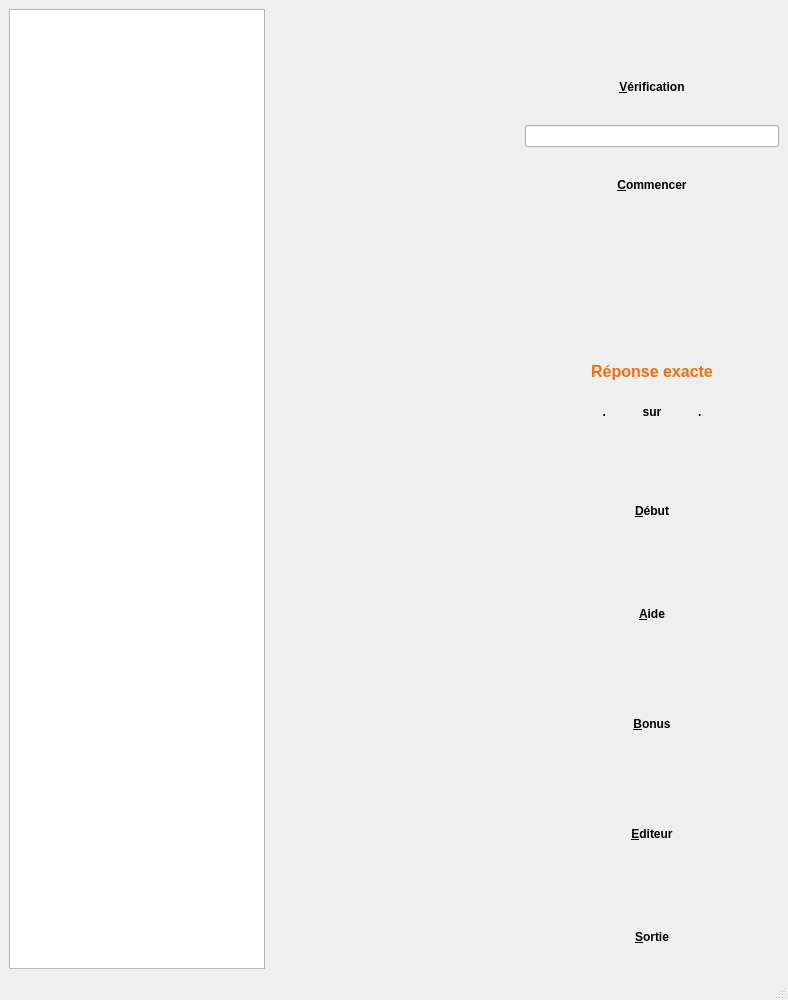
Above: src/exercice.ui from Txikilinux/leterrier-calculment before the change. Below: the same form after it.
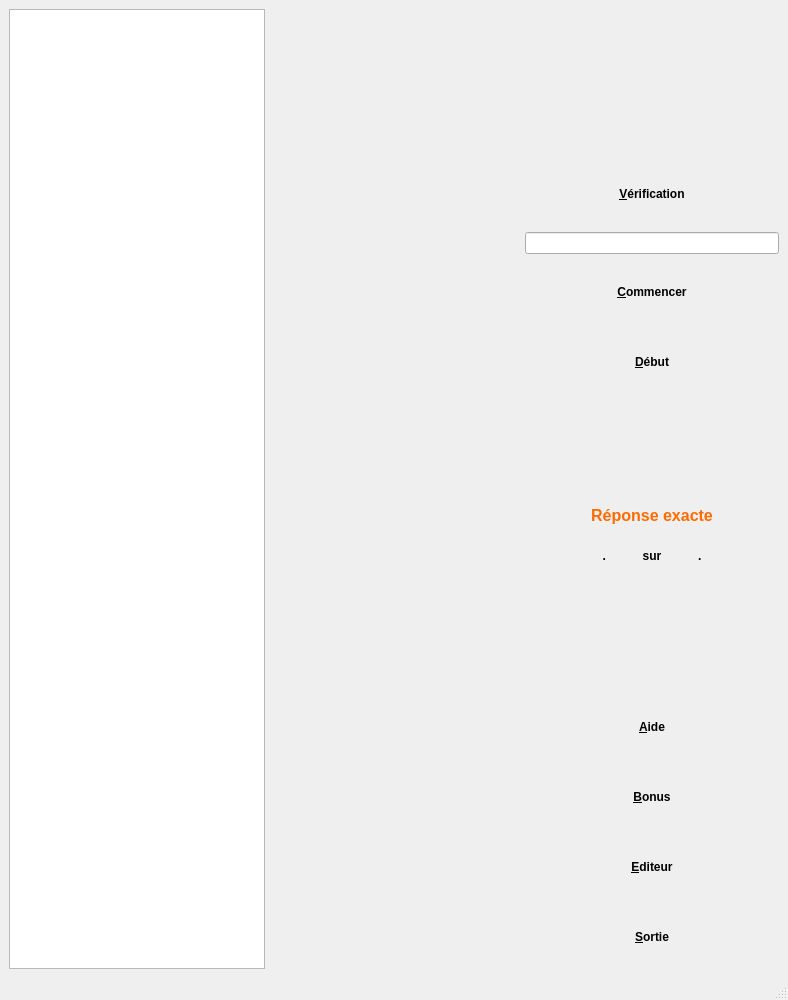
That is the form after the change. Custom widgets are drawn as their Qt base class.

Commit message: Problèmes de taille et de calage des boutons

The edit to the form file:
```diff
--- a/src/exercice.ui
+++ b/src/exercice.ui
@@ -85,7 +85,7 @@
           <property name="minimumSize">
            <size>
             <width>0</width>
-            <height>64</height>
+            <height>30</height>
            </size>
           </property>
           <property name="maximumSize">
@@ -148,7 +148,7 @@
         <property name="minimumSize">
          <size>
           <width>0</width>
-          <height>64</height>
+          <height>30</height>
          </size>
         </property>
         <property name="maximumSize">
@@ -205,17 +205,62 @@
        </widget>
       </item>
       <item>
-       <spacer name="verticalSpacer_2">
-        <property name="orientation">
-         <enum>Qt::Vertical</enum>
+       <widget class="AbulEduFlatBoutonV1" name="btnRejouer">
+        <property name="minimumSize">
+         <size>
+          <width>0</width>
+          <height>30</height>
+         </size>
         </property>
-        <property name="sizeHint" stdset="0">
+        <property name="maximumSize">
          <size>
-          <width>20</width>
-          <height>20</height>
+          <width>16777215</width>
+          <height>64</height>
          </size>
         </property>
-       </spacer>
+        <property name="font">
+         <font>
+          <weight>75</weight>
+          <bold>true</bold>
+         </font>
+        </property>
+        <property name="toolTip">
+         <string>Refais le même exercice</string>
+        </property>
+        <property name="text">
+         <string>&amp;Début</string>
+        </property>
+        <property name="iconSize">
+         <size>
+          <width>64</width>
+          <height>64</height>
+         </size>
+        </property>
+        <property name="autoDefault">
+         <bool>false</bool>
+        </property>
+        <property name="flat">
+         <bool>true</bool>
+        </property>
+        <property name="IconeNormale" stdset="0">
+         <string notr="true">:/buttons/debut</string>
+        </property>
+        <property name="IconeSurvol" stdset="0">
+         <string notr="true">:/buttons/debutHover</string>
+        </property>
+        <property name="IconePressed" stdset="0">
+         <string notr="true">:/buttons/debutHover</string>
+        </property>
+        <property name="IconeDisabled" stdset="0">
+         <string notr="true">:/buttons/debutDisabled</string>
+        </property>
+        <property name="TexteAlignement" stdset="0">
+         <number>1</number>
+        </property>
+        <property name="TextePaddingLeft" stdset="0">
+         <double>60.000000000000000</double>
+        </property>
+       </widget>
       </item>
       <item>
        <layout class="QVBoxLayout" name="verticalLayout_2">
@@ -335,96 +380,12 @@
         </property>
        </widget>
       </item>
-      <item>
-       <spacer name="verticalSpacer">
-        <property name="orientation">
-         <enum>Qt::Vertical</enum>
-        </property>
-        <property name="sizeHint" stdset="0">
-         <size>
-          <width>20</width>
-          <height>20</height>
-         </size>
-        </property>
-       </spacer>
-      </item>
-      <item>
-       <widget class="AbulEduFlatBoutonV1" name="btnRejouer">
-        <property name="minimumSize">
-         <size>
-          <width>0</width>
-          <height>64</height>
-         </size>
-        </property>
-        <property name="maximumSize">
-         <size>
-          <width>16777215</width>
-          <height>64</height>
-         </size>
-        </property>
-        <property name="font">
-         <font>
-          <weight>75</weight>
-          <bold>true</bold>
-         </font>
-        </property>
-        <property name="toolTip">
-         <string>Refais le même exercice</string>
-        </property>
-        <property name="text">
-         <string>&amp;Début</string>
-        </property>
-        <property name="iconSize">
-         <size>
-          <width>64</width>
-          <height>64</height>
-         </size>
-        </property>
-        <property name="autoDefault">
-         <bool>false</bool>
-        </property>
-        <property name="flat">
-         <bool>true</bool>
-        </property>
-        <property name="IconeNormale" stdset="0">
-         <string notr="true">:/buttons/debut</string>
-        </property>
-        <property name="IconeSurvol" stdset="0">
-         <string notr="true">:/buttons/debutHover</string>
-        </property>
-        <property name="IconePressed" stdset="0">
-         <string notr="true">:/buttons/debutHover</string>
-        </property>
-        <property name="IconeDisabled" stdset="0">
-         <string notr="true">:/buttons/debutDisabled</string>
-        </property>
-        <property name="TexteAlignement" stdset="0">
-         <number>1</number>
-        </property>
-        <property name="TextePaddingLeft" stdset="0">
-         <double>60.000000000000000</double>
-        </property>
-       </widget>
-      </item>
-      <item>
-       <spacer name="verticalSpacer_3">
-        <property name="orientation">
-         <enum>Qt::Vertical</enum>
-        </property>
-        <property name="sizeHint" stdset="0">
-         <size>
-          <width>20</width>
-          <height>20</height>
-         </size>
-        </property>
-       </spacer>
-      </item>
       <item>
        <widget class="AbulEduFlatBoutonV1" name="btnAide">
         <property name="minimumSize">
          <size>
           <width>0</width>
-          <height>64</height>
+          <height>30</height>
          </size>
         </property>
         <property name="maximumSize">
@@ -474,25 +435,12 @@
         </property>
        </widget>
       </item>
-      <item>
-       <spacer name="verticalSpacer_7">
-        <property name="orientation">
-         <enum>Qt::Vertical</enum>
-        </property>
-        <property name="sizeHint" stdset="0">
-         <size>
-          <width>20</width>
-          <height>40</height>
-         </size>
-        </property>
-       </spacer>
-      </item>
       <item>
        <widget class="AbulEduFlatBoutonV1" name="btn2chance">
         <property name="minimumSize">
          <size>
           <width>0</width>
-          <height>64</height>
+          <height>30</height>
          </size>
         </property>
         <property name="maximumSize">
@@ -545,25 +493,12 @@
         </property>
        </widget>
       </item>
-      <item>
-       <spacer name="verticalSpacer_6">
-        <property name="orientation">
-         <enum>Qt::Vertical</enum>
-        </property>
-        <property name="sizeHint" stdset="0">
-         <size>
-          <width>20</width>
-          <height>40</height>
-         </size>
-        </property>
-       </spacer>
-      </item>
       <item>
        <widget class="AbulEduFlatBoutonV1" name="btnEditeur">
         <property name="minimumSize">
          <size>
           <width>0</width>
-          <height>64</height>
+          <height>30</height>
          </size>
         </property>
         <property name="maximumSize">
@@ -616,19 +551,6 @@
         </property>
        </widget>
       </item>
-      <item>
-       <spacer name="verticalSpacer_4">
-        <property name="orientation">
-         <enum>Qt::Vertical</enum>
-        </property>
-        <property name="sizeHint" stdset="0">
-         <size>
-          <width>20</width>
-          <height>20</height>
-         </size>
-        </property>
-       </spacer>
-      </item>
       <item>
        <widget class="AbulEduFlatBoutonV1" name="btnQuitter">
         <property name="minimumSize">
```
Left out of the diff: 2 changed lines with no effect on the pictures. The commit also changes 2 other files.
